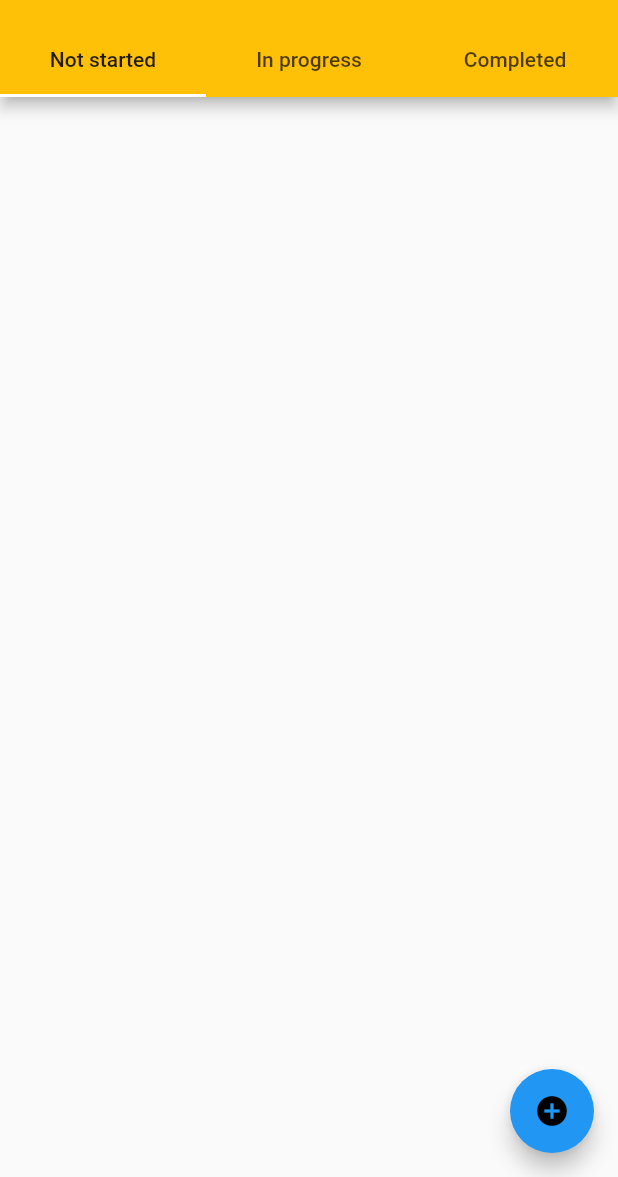
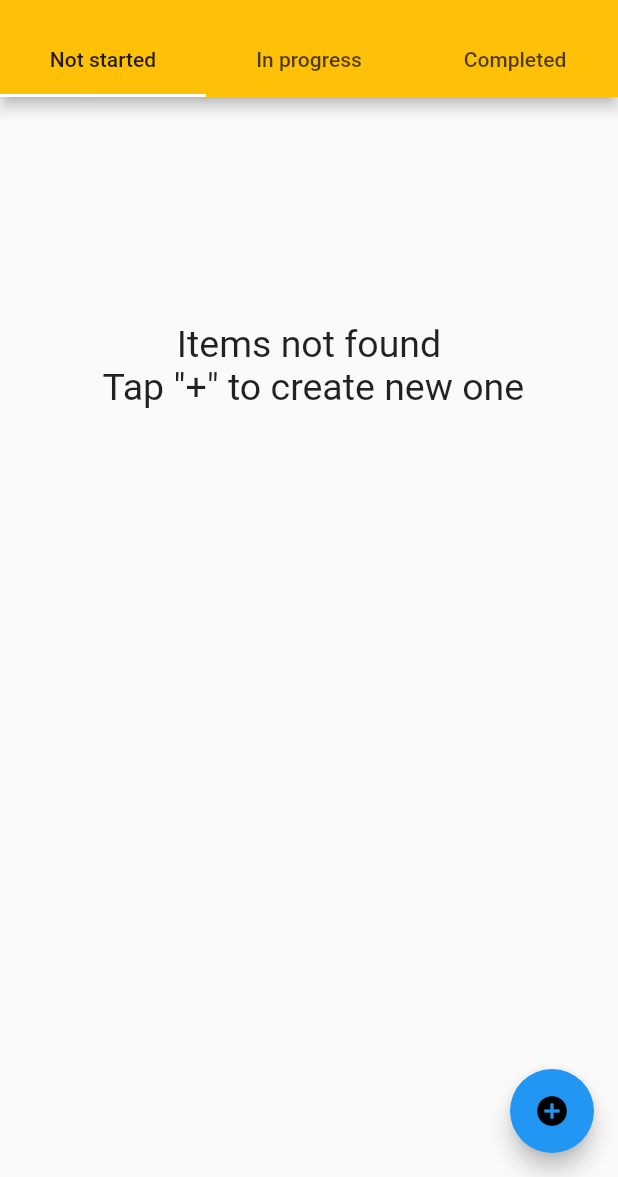
Before and after one commit to TarriestZero/flutt_test, a Flutter app: the screen it shows after launch, on a phone screen of 412 x 824 dp, the part 59-1236 px from its top. Run offline on Flutter 3.47's test engine with Material 2 defaults, Android fonts, the phone set to English and light mode, and no system bars.

Commit message:
add inform text

```diff
--- a/lib/main.dart
+++ b/lib/main.dart
@@ -68,17 +68,41 @@ class _HomePageState extends State<HomePage> {
             children: [
               Column(
                 children: [
-                  ...tasks.started_list,
+                  if (tasks.started_list.length > 0) ...tasks.started_list,
+                  if (tasks.started_list.length == 0)
+                    Container(
+                        margin: EdgeInsets.only(top: 150),
+                        child: Text(
+                          'Items not found \n Tap "+" to create new one',
+                          textAlign: TextAlign.center,
+                          style: TextStyle(fontSize: 25),
+                        ))
                 ],
               ),
               Column(
                 children: [
-                  ...tasks.progress_list,
+                  if (tasks.progress_list.length > 0) ...tasks.progress_list,
+                  if (tasks.progress_list.length == 0)
+                    Container(
+                        margin: EdgeInsets.only(top: 150),
+                        child: Text(
+                          'No one in progress',
+                          textAlign: TextAlign.center,
+                          style: TextStyle(fontSize: 25),
+                        ))
                 ],
               ),
               Column(
                 children: [
-                  ...tasks.complete_list,
+                  if (tasks.complete_list.length > 0) ...tasks.complete_list,
+                  if (tasks.complete_list.length == 0)
+                    Container(
+                        margin: EdgeInsets.only(top: 150),
+                        child: Text(
+                          'No one complete',
+                          textAlign: TextAlign.center,
+                          style: TextStyle(fontSize: 25),
+                        ))
                 ],
               )
             ],
```
